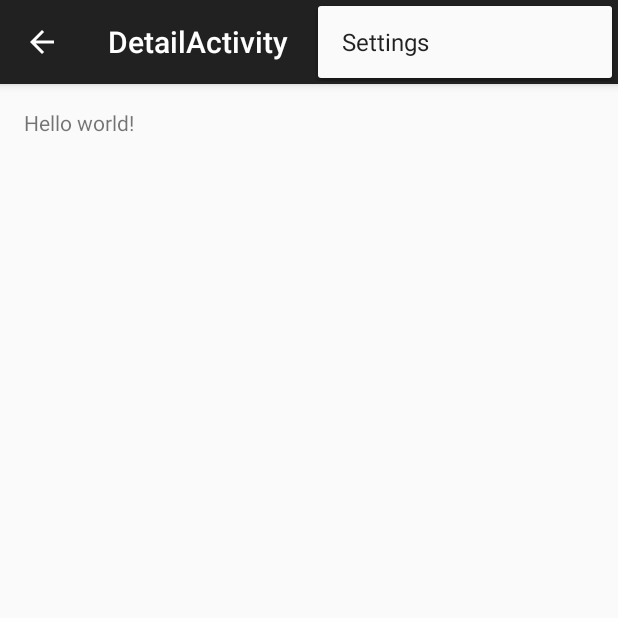
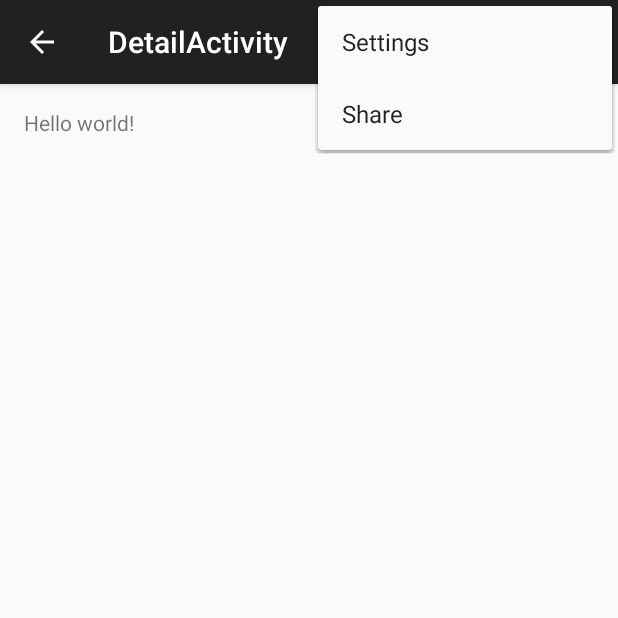
Before and after one commit to julian-ramos/Sunshine, an Android app: the DetailActivity screen opened directly, with no data from a screen before it, with the options menu open, on a phone screen of 412 x 824 dp, the top half of it. Run offline under Robolectric (Android 15) with nearby library versions, the phone set to English and light mode, and no system bars; 1 statement that could not run was skipped.

Commit message:
Added the share option for the detailActivity

```diff
--- a/app/src/main/java/com/ramos/julian/sunshine/DetailActivity.java
+++ b/app/src/main/java/com/ramos/julian/sunshine/DetailActivity.java
@@ -1,12 +1,19 @@
 package com.ramos.julian.sunshine;
 
 import android.content.Intent;
+import android.content.SharedPreferences;
+import android.net.Uri;
+import android.preference.PreferenceManager;
+import android.support.v4.view.MenuItemCompat;
 import android.support.v7.app.ActionBarActivity;
 import android.support.v7.app.ActionBar;
 import android.support.v4.app.Fragment;
 import android.os.Bundle;
+import android.support.v7.widget.ShareActionProvider;
+import android.util.Log;
 import android.view.LayoutInflater;
 import android.view.Menu;
+import android.view.MenuInflater;
 import android.view.MenuItem;
 import android.view.View;
 import android.view.ViewGroup;
@@ -42,11 +49,27 @@ public class DetailActivity extends ActionBarActivity {
         // as you specify a parent activity in AndroidManifest.xml.
         int id = item.getItemId();
 
+
+
         //noinspection SimplifiableIfStatement
         if (id == R.id.action_settings) {
             startActivity(new Intent(this,SettingsActivity.class));
             return true;
         }
+
+//        if (id == R.id.action_map) {
+//            SharedPreferences prefs = PreferenceManager.getDefaultSharedPreferences(this);
+//            String location = prefs.getString(getString(R.string.pref_location_key),getString(R.string.pref_location_default));
+//            Uri geoLocation =Uri.parse( String.format("geo:0,0?q=%s",location));
+//
+//
+//            Intent intent = new Intent(Intent.ACTION_VIEW);
+//            intent.setData(geoLocation);
+//            startActivity(intent);
+//
+//            return true;
+//        }
+
 
         return super.onOptionsItemSelected(item);
     }
@@ -55,8 +78,12 @@ public class DetailActivity extends ActionBarActivity {
      * A placeholder fragment containing a simple view.
      */
     public static class PlaceholderFragment extends Fragment {
+        private static final String LOG_TAG=PlaceholderFragment.class.getSimpleName();
+        private static final String FORECAST_SHARE_HASHTAG = "#SunshineApp";
+        private String mForecastStr;
+        public PlaceholderFragment() {
 
-        public PlaceholderFragment() {
+            setHasOptionsMenu(true);
         }
 
         @Override
@@ -66,10 +93,34 @@ public class DetailActivity extends ActionBarActivity {
             Intent intent = getActivity().getIntent();
             String somet=intent.getExtras().toString();
             if (intent != null && intent.hasExtra(Intent.EXTRA_TEXT)){
-                String forecastStr= intent.getStringExtra(Intent.EXTRA_TEXT);
-                ((TextView) rootView.findViewById(R.id.detail_text)).setText(forecastStr);
+                String mForecastStr= intent.getStringExtra(Intent.EXTRA_TEXT);
+                ((TextView) rootView.findViewById(R.id.detail_text)).setText(mForecastStr);
             }
             return rootView;
         }
+        private Intent createShareForecastIntent(){
+            Intent ShareIntent = new Intent(Intent.ACTION_SEND);
+            ShareIntent.addFlags(Intent.FLAG_ACTIVITY_CLEAR_WHEN_TASK_RESET);
+            ShareIntent.setType("text/plain");
+            ShareIntent.putExtra(Intent.EXTRA_TEXT,mForecastStr + FORECAST_SHARE_HASHTAG);
+            return ShareIntent;
+
+        }
+
+        @Override
+        public void onCreateOptionsMenu(Menu menu, MenuInflater inflater) {
+            inflater.inflate(R.menu.detailfragment,menu);
+            MenuItem menuItem = menu.findItem(R.id.share);
+            ShareActionProvider mShareActionProvider = (ShareActionProvider) MenuItemCompat.getActionProvider(menuItem);
+
+            if (mShareActionProvider!= null){
+                mShareActionProvider.setShareIntent(createShareForecastIntent());
+            }
+            else {
+                Log.d(LOG_TAG,"Share Action Provider is Null!");
+            }
+            super.onCreateOptionsMenu(menu, inflater);
+
+        }
     }
 }
--- /dev/null
+++ b/app/src/main/res/menu/detailfragment.xml
@@ -0,0 +1,9 @@
+<?xml version="1.0" encoding="utf-8"?>
+<menu xmlns:android="http://schemas.android.com/apk/res/android"
+    xmlns:app="http://schemas.android.com/apk/res-auto">
+    <item android:id="@+id/share"
+        android:title="@string/share"
+        app:showAsAction="always"
+        app:actionProviderClass="android.support.v7.widget.ShareActionProvider"/>
+
+</menu>
--- a/app/src/main/res/menu/forecastfragment.xml
+++ b/app/src/main/res/menu/forecastfragment.xml
@@ -6,5 +6,4 @@
         android:id="@+id/action_refresh"
         app:showAsAction="never"
         />
-
 </menu>
--- a/app/src/main/res/menu/menu_detail.xml
+++ b/app/src/main/res/menu/menu_detail.xml
@@ -4,4 +4,6 @@
     tools:context="com.ramos.julian.sunshine.DetailActivity">
     <item android:id="@+id/action_settings" android:title="@string/action_settings"
         android:orderInCategory="100" app:showAsAction="never" />
+    <item android:id="@+id/share" android:title="@string/share"
+        android:orderInCategory="100" app:showAsAction="never" />
 </menu>
--- a/app/src/main/res/menu/menu_main.xml
+++ b/app/src/main/res/menu/menu_main.xml
@@ -3,4 +3,6 @@
     xmlns:tools="http://schemas.android.com/tools" tools:context=".MainActivity">
     <item android:id="@+id/action_settings" android:title="@string/action_settings"
         android:orderInCategory="100" app:showAsAction="never" />
+    <item android:id="@+id/action_map" android:title="@string/location_mapping"
+        android:orderInCategory="100" app:showAsAction="never" />
 </menu>
--- a/app/src/main/res/values/strings.xml
+++ b/app/src/main/res/values/strings.xml
@@ -14,4 +14,6 @@
     <string name="pref_units_label_metric">Metric</string>
     <string name="pref_units_label_imperial">Imperial</string>
     <string name="pref_units_label">Temperature Units</string>
+    <string name="location_mapping">Mapping</string>
+    <string name="share">Share</string>
 </resources>
```
Also changed, not shown: app/src/main/java/com/ramos/julian/sunshine/MainActivity.java (+21 -0 lines).
